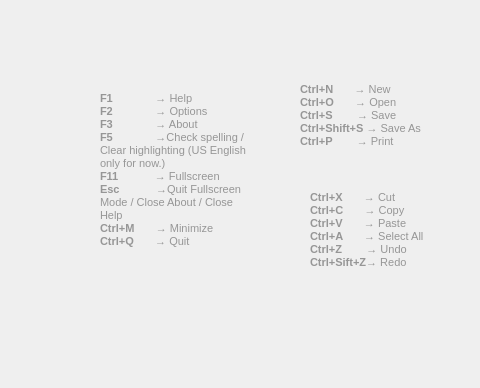
Above: src/ui/helpdialog.ui from ShadowIce/textroom before the change; both pictures show x 0 to 480 and y 0 to 388 of the 745 by 388 pixel window. Below: the same form after it.
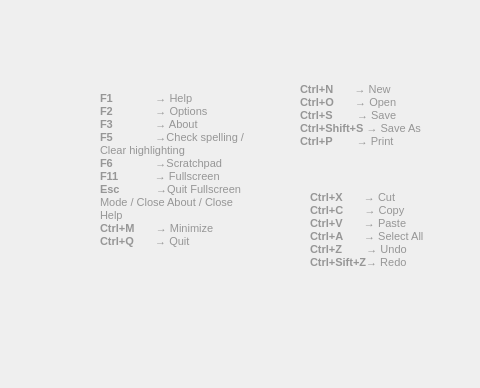
That is the form after the change. Icons and pictures are not drawn.

Patch:
```diff
--- a/src/ui/helpdialog.ui
+++ b/src/ui/helpdialog.ui
@@ -385,7 +385,8 @@
 &lt;p style=&quot; margin-top:0px; margin-bottom:0px; margin-left:0px; margin-right:0px; -qt-block-indent:0; text-indent:0px;&quot;&gt;&lt;span style=&quot; font-family:'Liberation Sans'; font-weight:600;&quot;&gt;F1 &lt;/span&gt;&lt;span style=&quot; font-family:'Liberation Sans';&quot;&gt;             → Help&lt;/span&gt;&lt;/p&gt;
 &lt;p style=&quot; margin-top:0px; margin-bottom:0px; margin-left:0px; margin-right:0px; -qt-block-indent:0; text-indent:0px;&quot;&gt;&lt;span style=&quot; font-family:'Liberation Sans'; font-weight:600;&quot;&gt;F2 &lt;/span&gt;&lt;span style=&quot; font-family:'Liberation Sans';&quot;&gt;             → Options&lt;/span&gt;&lt;/p&gt;
 &lt;p style=&quot; margin-top:0px; margin-bottom:0px; margin-left:0px; margin-right:0px; -qt-block-indent:0; text-indent:0px;&quot;&gt;&lt;span style=&quot; font-family:'Liberation Sans'; font-weight:600;&quot;&gt;F3  &lt;/span&gt;&lt;span style=&quot; font-family:'Liberation Sans';&quot;&gt;            → About&lt;/span&gt;&lt;/p&gt;
-&lt;p style=&quot; margin-top:0px; margin-bottom:0px; margin-left:0px; margin-right:0px; -qt-block-indent:0; text-indent:0px;&quot;&gt;&lt;span style=&quot; font-family:'Liberation Sans'; font-weight:600;&quot;&gt;F5 &lt;/span&gt;&lt;span style=&quot; font-family:'Liberation Sans';&quot;&gt;             →Check spelling / Clear highlighting (US English only for now.)&lt;/span&gt;&lt;/p&gt;
+&lt;p style=&quot; margin-top:0px; margin-bottom:0px; margin-left:0px; margin-right:0px; -qt-block-indent:0; text-indent:0px;&quot;&gt;&lt;span style=&quot; font-family:'Liberation Sans'; font-weight:600;&quot;&gt;F5 &lt;/span&gt;&lt;span style=&quot; font-family:'Liberation Sans';&quot;&gt;             →Check spelling / Clear highlighting&lt;/span&gt;&lt;/p&gt;
+&lt;p style=&quot; margin-top:0px; margin-bottom:0px; margin-left:0px; margin-right:0px; -qt-block-indent:0; text-indent:0px;&quot;&gt;&lt;span style=&quot; font-family:'Liberation Sans'; font-weight:600;&quot;&gt;F6              &lt;/span&gt;&lt;span style=&quot; font-family:'Liberation Sans';&quot;&gt;→Scratchpad&lt;/span&gt;&lt;/p&gt;
 &lt;p style=&quot; margin-top:0px; margin-bottom:0px; margin-left:0px; margin-right:0px; -qt-block-indent:0; text-indent:0px;&quot;&gt;&lt;span style=&quot; font-family:'Liberation Sans'; font-weight:600;&quot;&gt;F11  &lt;/span&gt;&lt;span style=&quot; font-family:'Liberation Sans';&quot;&gt;          → Fullscreen&lt;/span&gt;&lt;/p&gt;
 &lt;p style=&quot; margin-top:0px; margin-bottom:0px; margin-left:0px; margin-right:0px; -qt-block-indent:0; text-indent:0px;&quot;&gt;&lt;span style=&quot; font-family:'Liberation Sans'; font-weight:600;&quot;&gt;Esc&lt;/span&gt;&lt;span style=&quot; font-family:'Liberation Sans';&quot;&gt;            →Quit Fullscreen Mode / Close About / Close Help&lt;/span&gt;&lt;/p&gt;
 &lt;p style=&quot; margin-top:0px; margin-bottom:0px; margin-left:0px; margin-right:0px; -qt-block-indent:0; text-indent:0px;&quot;&gt;&lt;span style=&quot; font-family:'Liberation Sans'; font-weight:600;&quot;&gt;Ctrl+M &lt;/span&gt;&lt;span style=&quot; font-family:'Liberation Sans';&quot;&gt;      → Minimize&lt;/span&gt;&lt;/p&gt;
```
